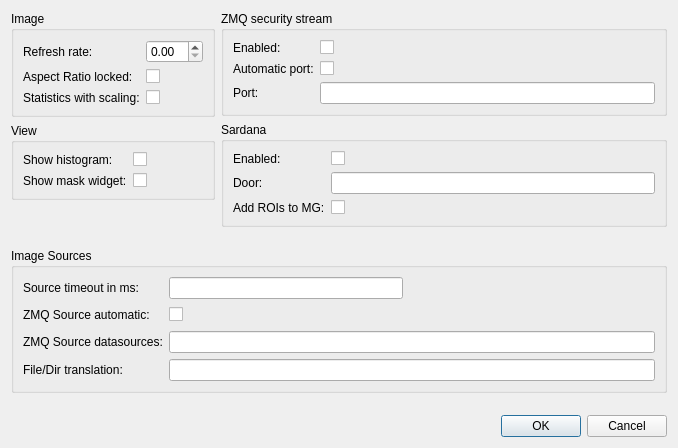
syncope/lavue, file lavuelib/ui/ConfigWidget.ui: the form before one commit.
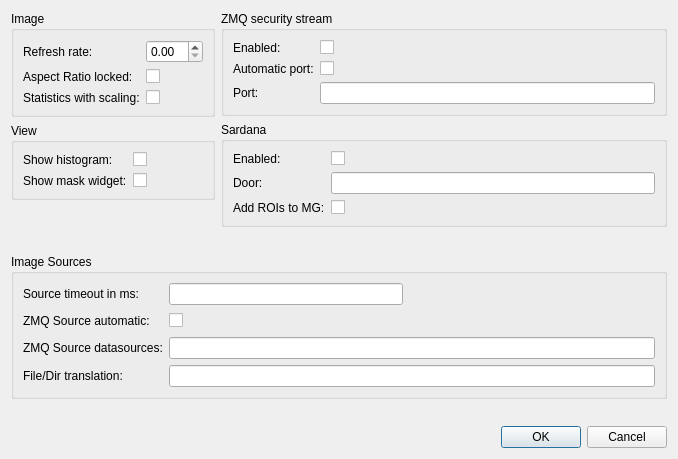
The form after the commit.

Patch:
```diff
--- a/lavuelib/ui/ConfigWidget.ui
+++ b/lavuelib/ui/ConfigWidget.ui
@@ -7,7 +7,7 @@
     <x>0</x>
     <y>0</y>
     <width>678</width>
-    <height>448</height>
+    <height>459</height>
    </rect>
   </property>
   <property name="windowTitle">
```
